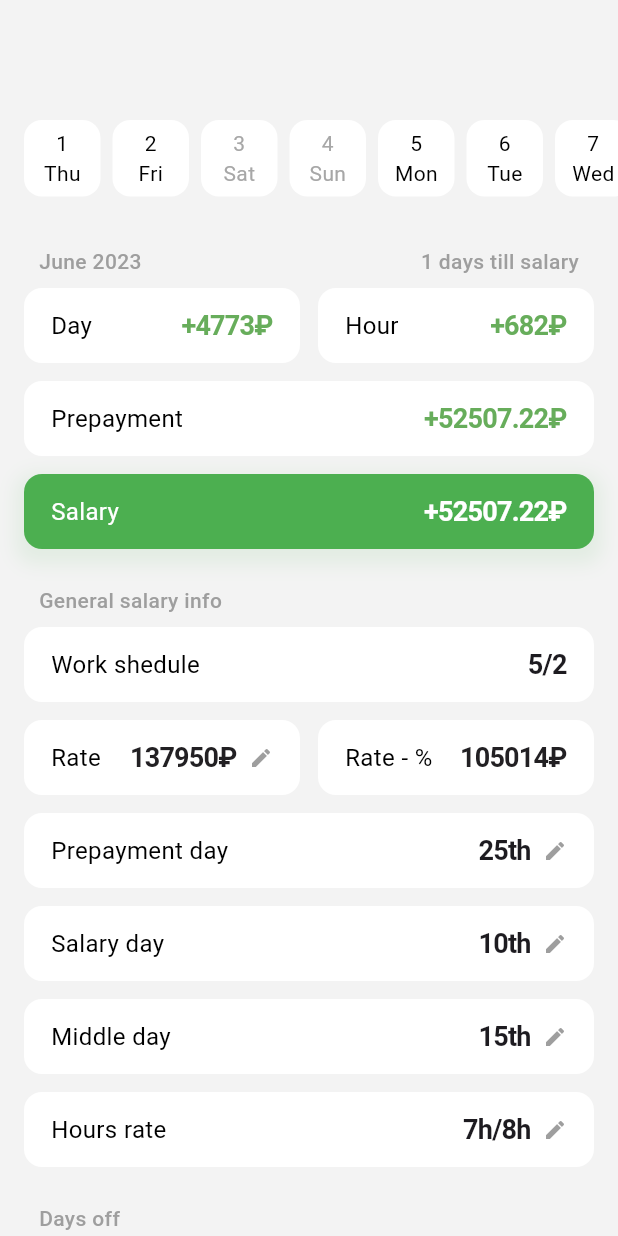
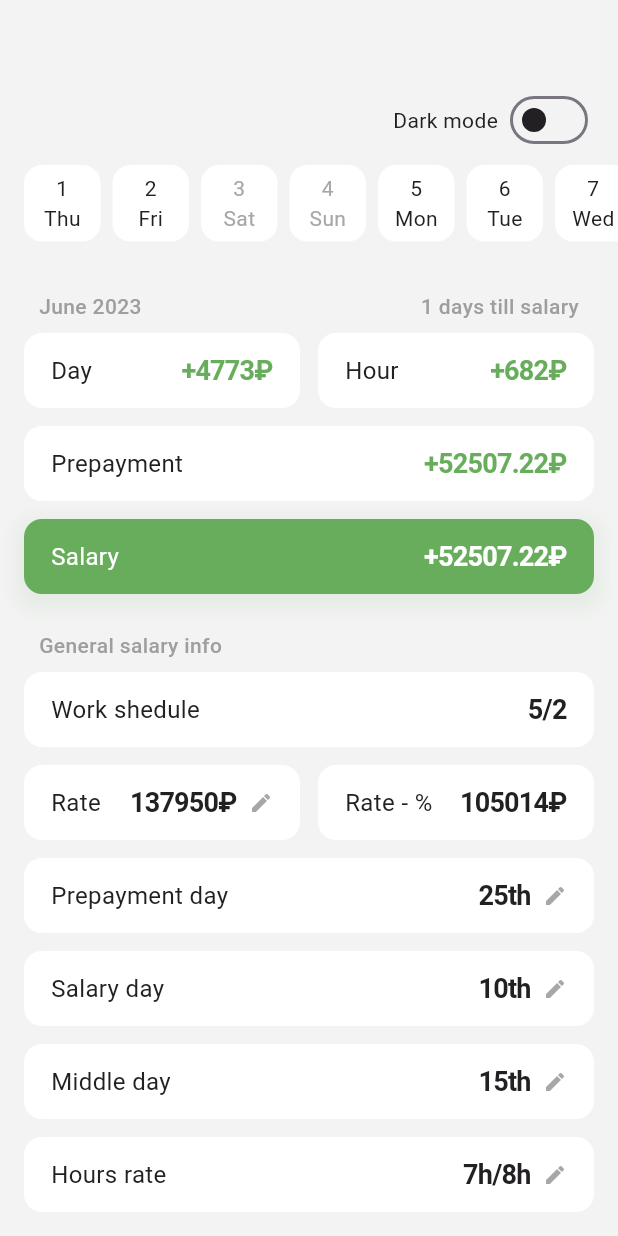
Before and after one commit to Maxucks/life_manager, a Flutter app: the screen it shows after launch, on a phone screen of 412 x 824 dp. Run offline on Flutter 3.47's test engine with Material 2 defaults, Android fonts, the phone set to English and light mode, and no system bars; our stand-ins replace flutter_bloc, freezed_annotation, get_it, shared_preferences.

Commit message:
Add dark theme + switching

```diff
--- a/lib/app/app.dart
+++ b/lib/app/app.dart
@@ -1,7 +1,8 @@
 import 'package:flutter/material.dart';
 import 'package:flutter_bloc/flutter_bloc.dart';
-import 'package:life_manager/app/core/ui/bloc/theme_bloc.dart';
-import 'package:life_manager/app/core/ui/bloc/theme_state.dart';
+import 'package:life_manager/app/core/ui/theme/bloc/theme_bloc.dart';
+import 'package:life_manager/app/core/ui/theme/bloc/theme_state.dart';
+import 'package:life_manager/app/core/ui/theme/dark_theme.dart';
 import 'package:life_manager/app/core/ui/theme/light_theme.dart';
 import 'package:life_manager/app/core/ui/theme/theme_provider.dart';
 import 'package:life_manager/app/salary/ui/screens/salary_screen.dart';
@@ -20,7 +21,7 @@ class App extends StatelessWidget {
       home: BlocBuilder<ThemeBloc, ThemeState>(
         builder: (context, state) {
           return ThemeProvider(
-            theme: state.isLightTheme ? const LightTheme() : const LightTheme(),
+            theme: state.isLightTheme ? const LightTheme() : const DarkTheme(),
             child: const SalaryScreen(),
           );
         },
--- a/lib/app/core/ui/bloc/theme_bloc.dart
+++ b/lib/app/core/ui/theme/bloc/theme_bloc.dart
@@ -1,6 +1,6 @@
 import 'package:flutter_bloc/flutter_bloc.dart';
-import 'package:life_manager/app/core/ui/bloc/theme_events.dart';
-import 'package:life_manager/app/core/ui/bloc/theme_state.dart';
+import 'package:life_manager/app/core/ui/theme/bloc/theme_events.dart';
+import 'package:life_manager/app/core/ui/theme/bloc/theme_state.dart';
 
 class ThemeBloc extends Bloc<ThemeEvent, ThemeState> {
   ThemeBloc() : super(ThemeState.initial()) {
--- a/lib/app/core/ui/theme/dark_theme.dart
+++ b/lib/app/core/ui/theme/dark_theme.dart
@@ -0,0 +1,29 @@
+import 'package:flutter/material.dart';
+import 'package:life_manager/app/core/ui/theme/core/app_theme.dart';
+import 'package:life_manager/app/core/ui/theme/core/palette.dart';
+
+class DarkTheme implements AppTheme {
+  const DarkTheme();
+
+  @override
+  final Palette palette = const Palette(
+    background: BackgroundColors(
+      primary: Color(0xFF1E1E1E),
+    ),
+    foreground: ForegroundColors(
+      primary: Color(0xFF242424),
+    ),
+    status: StatusColors(
+      positive: Color(0xFF59AD45),
+      negative: Color(0xFFFF4444),
+    ),
+    accent: AccentColors(
+      primary: Color(0xFFE49F37),
+    ),
+    text: TextColors(
+      primary: Color(0xFFFFFFFF),
+      secondary: Color(0xFF6C6C6C),
+      primaryInverted: Color(0xFFFFFFFF),
+    ),
+  );
+}
--- a/lib/app/salary/ui/screens/salary_screen.dart
+++ b/lib/app/salary/ui/screens/salary_screen.dart
@@ -1,5 +1,8 @@
 import 'package:flutter/material.dart';
 import 'package:flutter_bloc/flutter_bloc.dart';
+import 'package:life_manager/app/core/ui/theme/bloc/theme_bloc.dart';
+import 'package:life_manager/app/core/ui/theme/bloc/theme_events.dart';
+import 'package:life_manager/app/core/ui/theme/bloc/theme_state.dart';
 import 'package:life_manager/app/core/utils/context_utils.dart';
 import 'package:life_manager/app/salary/ui/blocs/salary/bloc.dart';
 import 'package:life_manager/app/salary/ui/blocs/salary/events.dart';
@@ -45,6 +48,43 @@ class _SalaryScreenState extends State<SalaryScreen> {
 
           return CustomScrollView(
             slivers: [
+              SliverPadding(
+                padding: const EdgeInsets.only(
+                  top: kToolbarHeight,
+                  left: 16,
+                  right: 16,
+                  bottom: 6,
+                ),
+                sliver: SliverToBoxAdapter(
+                  child: BlocBuilder<ThemeBloc, ThemeState>(
+                    builder: (context, state) {
+                      return Row(
+                        mainAxisAlignment: MainAxisAlignment.end,
+                        children: [
+                          Text(
+                            "Dark mode",
+                            style: TextStyle(
+                              color: context.theme.palette.text.primary,
+                            ),
+                          ),
+                          const SizedBox(width: 4),
+                          Switch(
+                            activeColor: context.theme.palette.accent.primary,
+                            inactiveThumbColor:
+                                context.theme.palette.text.primary,
+                            inactiveTrackColor: Colors.transparent,
+                            value: !state.isLightTheme,
+                            onChanged: (value) {
+                              final bloc = context.read<ThemeBloc>();
+                              bloc.add(SwitchThemeEvent());
+                            },
+                          ),
+                        ],
+                      );
+                    },
+                  ),
+                ),
+              ),
               SalaryScreenCalendar(
                 currentDate: state.currentDate,
                 calculation: state.calculation!,
--- a/lib/app/salary/ui/screens/widgets/salary_screen_calendar.dart
+++ b/lib/app/salary/ui/screens/widgets/salary_screen_calendar.dart
@@ -69,7 +69,6 @@ class SalaryScreenCalendar extends StatelessWidget {
 
     return SliverList(
       delegate: SliverChildListDelegate([
-        const SizedBox(height: 80),
         HorizontalCalendar(
           onDoubleTap: (date) => _toggleHoliday(context, date),
           date: currentDate,
--- a/lib/app/salary/ui/widgets/calendar_cell_card.dart
+++ b/lib/app/salary/ui/widgets/calendar_cell_card.dart
@@ -35,8 +35,8 @@ class CalendarCellCard extends StatelessWidget {
         (selected
             ? context.theme.palette.text.primaryInverted
             : disabled
-                ? Colors.grey
-                : Colors.black);
+                ? context.theme.palette.text.secondary
+                : context.theme.palette.text.primary);
 
     final bgColor =
         selected ? usedSelectedColor : context.theme.palette.foreground.primary;
--- a/lib/app/salary/ui/widgets/info_card.dart
+++ b/lib/app/salary/ui/widgets/info_card.dart
@@ -1,4 +1,5 @@
 import 'package:flutter/material.dart';
+import 'package:life_manager/app/core/utils/context_utils.dart';
 
 class InfoCard extends StatelessWidget {
   const InfoCard({
@@ -18,15 +19,20 @@ class InfoCard extends StatelessWidget {
 
   @override
   Widget build(BuildContext context) {
+    final usedRightTextColor =
+        rightTextColor ?? context.theme.palette.text.primary;
+
     return Container(
       padding: const EdgeInsets.symmetric(horizontal: 18, vertical: 12),
       decoration: BoxDecoration(
-        color: emphasized ? Colors.green : Colors.white,
+        color: emphasized
+            ? context.theme.palette.status.positive
+            : context.theme.palette.foreground.primary,
         borderRadius: const BorderRadius.all(Radius.circular(12)),
         boxShadow: emphasized
             ? [
                 BoxShadow(
-                  color: Colors.green.withOpacity(0.1),
+                  color: context.theme.palette.status.positive.withOpacity(0.1),
                   blurRadius: 10,
                   spreadRadius: 5,
                   offset: const Offset(0, 5),
@@ -41,7 +47,9 @@ class InfoCard extends StatelessWidget {
             leftText,
             style: TextStyle(
               fontSize: 16,
-              color: emphasized ? Colors.white : Colors.black,
+              color: emphasized
+                  ? context.theme.palette.text.primaryInverted
+                  : context.theme.palette.text.primary,
             ),
           ),
           const Spacer(),
@@ -49,17 +57,19 @@ class InfoCard extends StatelessWidget {
             rightText,
             style: TextStyle(
               fontSize: 18,
-              color: emphasized ? Colors.white : rightTextColor,
+              color: emphasized
+                  ? context.theme.palette.text.primaryInverted
+                  : usedRightTextColor,
               fontWeight: FontWeight.w600,
               letterSpacing: -0.5,
             ),
           ),
           if (editable) ...[
             const SizedBox(width: 8),
-            const Icon(
+            Icon(
               Icons.edit,
               size: 16,
-              color: Colors.grey,
+              color: context.theme.palette.text.secondary,
             ),
           ],
         ],
--- a/lib/main.dart
+++ b/lib/main.dart
@@ -2,7 +2,7 @@ import 'package:flutter/material.dart';
 import 'package:flutter_bloc/flutter_bloc.dart';
 import 'package:life_manager/app/app.dart';
 import 'package:life_manager/app/core/service_locator/service_locator.dart';
-import 'package:life_manager/app/core/ui/bloc/theme_bloc.dart';
+import 'package:life_manager/app/core/ui/theme/bloc/theme_bloc.dart';
 import 'package:life_manager/app/salary/ui/blocs/salary/bloc.dart';
 
 void main() async {
```
Also changed, not shown: lib/app/core/ui/theme/bloc/theme_events.dart (renamed from lib/app/core/ui/bloc/theme_events.dart), lib/app/core/ui/theme/bloc/theme_state.dart (renamed from lib/app/core/ui/bloc/theme_state.dart), lib/app/core/ui/theme/bloc/theme_state.freezed.dart (renamed from lib/app/core/ui/bloc/theme_state.freezed.dart), lib/app/core/ui/theme/bloc/theme_state.g.dart (renamed from lib/app/core/ui/bloc/theme_state.g.dart).
